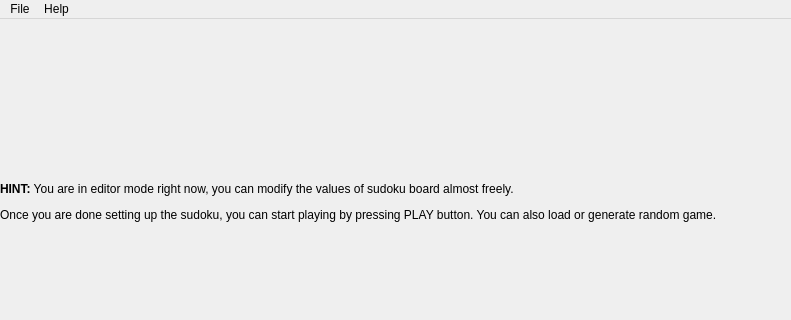
This is mainwindow.ui in benapetr/sudoku as Qt 5 draws it before an edit; both pictures show x 0 to 791 and y 0 to 320 of the 791 by 614 pixel window. The edited form follows.
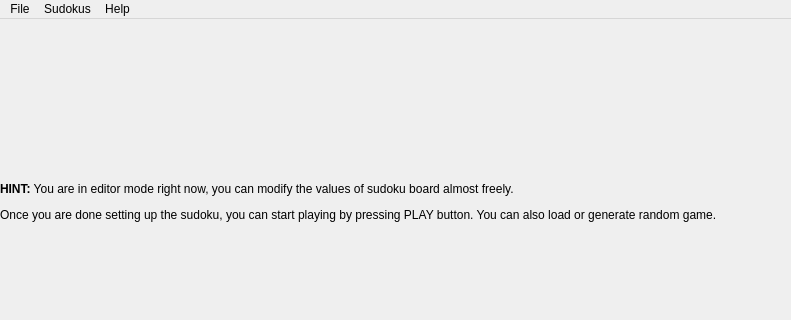
This is the edited form.

Diff of the .ui file:
```diff
--- a/mainwindow.ui
+++ b/mainwindow.ui
@@ -444,7 +444,15 @@
     </property>
     <addaction name="actionAbout"/>
    </widget>
+   <widget class="QMenu" name="menuSudokus">
+    <property name="title">
+     <string>Sudokus</string>
+    </property>
+    <addaction name="actionFork"/>
+    <addaction name="separator"/>
+   </widget>
    <addaction name="menuFile"/>
+   <addaction name="menuSudokus"/>
    <addaction name="menuHelp"/>
   </widget>
   <widget class="QStatusBar" name="statusbar"/>
```
Left out of the diff: 8 changed lines with no effect on the pictures.
